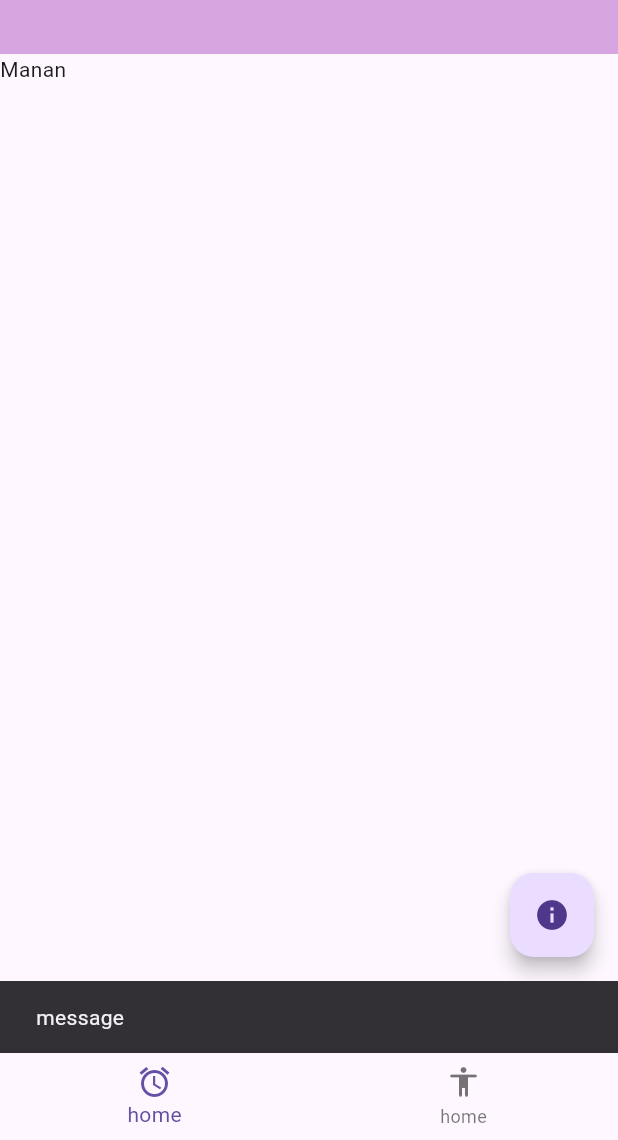
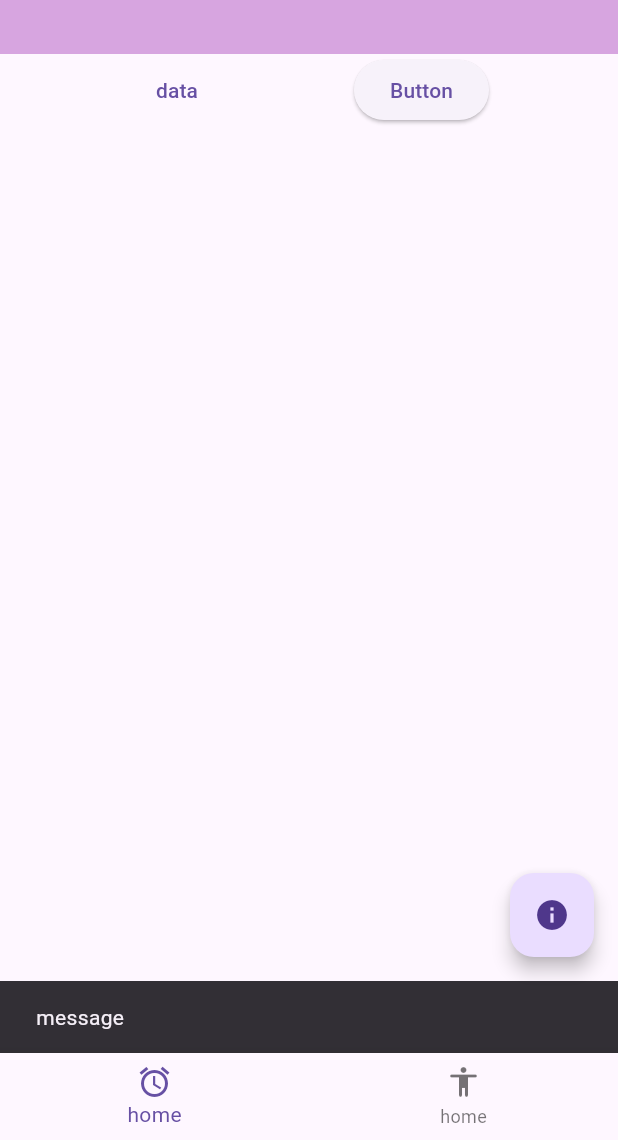
Before and after one commit to AhmedManan/Flutter_Mini_Projects, a Flutter app: the screen it shows after launch, after a tap on the "info" icon, on a phone screen of 412 x 824 dp, the part 96-1236 px from its top. Run offline on Flutter 3.47's test engine with Material 3 defaults, Android fonts, the phone set to English and light mode, and no system bars; network calls fail.

Commit message:
Update main.dart

```diff
--- a/bangla_kids_poem/lib/main.dart
+++ b/bangla_kids_poem/lib/main.dart
@@ -15,12 +15,12 @@ class MyApp extends StatelessWidget{
       theme: ThemeData(primarySwatch: Colors.purple),
       darkTheme: ThemeData(primarySwatch: Colors.deepPurple),
       debugShowCheckedModeBanner: false,
-      home:homeActivity());
+      home:HomeActivity());
   }
 }
 
-class homeActivity extends StatelessWidget{
-    const homeActivity({super.key});
+class HomeActivity extends StatelessWidget{
+    const HomeActivity({super.key});
 
     mySnackBar(message, context)
     {
@@ -40,13 +40,19 @@ class homeActivity extends StatelessWidget{
         actions: [
           IconButton(onPressed: (){mySnackBar("message", context);}, icon: Icon(Icons.info))
         ],
-
       ),
-      body: Text('Manan'),
       drawer: Drawer(
         child: ListView(
           children: [
-            DrawerHeader(child: Text('Manan')),
+            DrawerHeader(
+              padding: EdgeInsetsGeometry.all(0),
+              child: UserAccountsDrawerHeader(
+                decoration: BoxDecoration(color: Colors.amber),
+                accountName: Text("Manan",  style: TextStyle(color: Colors.blue),),
+                accountEmail: Text("Email", style: TextStyle(color: Colors.blue),),
+                currentAccountPicture: Image.network("https://scontent-sin2-2.xx.fbcdn.net/v/t39.30808-6/453014603_122141494382264015_394986228119248179_n.jpg?_nc_cat=103&ccb=1-7&_nc_sid=6ee11a&_nc_ohc=8qCNOvza7zgQ7kNvwGY0BNC&_nc_oc=AdkzVfxHK73Tim7W7sU5moJ9UGMnxa1VjqD-0Rs_Z21F_qMTzrwJE1aVei4Wj2ktiLcbr2MFPGMmCdphUWfzmCtA&_nc_zt=23&_nc_ht=scontent-sin2-2.xx&_nc_gid=fT3QsUPdPNwn-PFJoyAdZA&oh=00_AfmtuqvaeQ2u6qcqLqxIf1mXqAaz7_rv8zBg-K1KWmOVoA&oe=693B3685"),
+              ),
+            ),
             ListTile(leading: Icon(Icons.account_box_outlined), title: Text('data'),),
             ListTile(leading: Icon(Icons.account_box_outlined),title: Text('bangla'),)
           ],
@@ -64,7 +70,24 @@ class homeActivity extends StatelessWidget{
         onPressed: (){},
         elevation: 5,
         child: Icon(Icons.info)
-      )
+      ),
+      body:
+      // Container(
+      //   height: 200,
+      //   width: 250,
+      //   alignment: Alignment.center,
+      //   decoration: BoxDecoration(
+      //     color: Colors.blue
+      //   ),
+      //   child: Text("Manan"),
+      // ),
+      Row(
+        mainAxisAlignment: MainAxisAlignment.spaceEvenly,
+        children: [
+          TextButton(onPressed: (){}, child: Text('data')),
+          ElevatedButton(onPressed: (){}, child: Text("Button"))
+      ],),
+
     );
   }
 }
```
